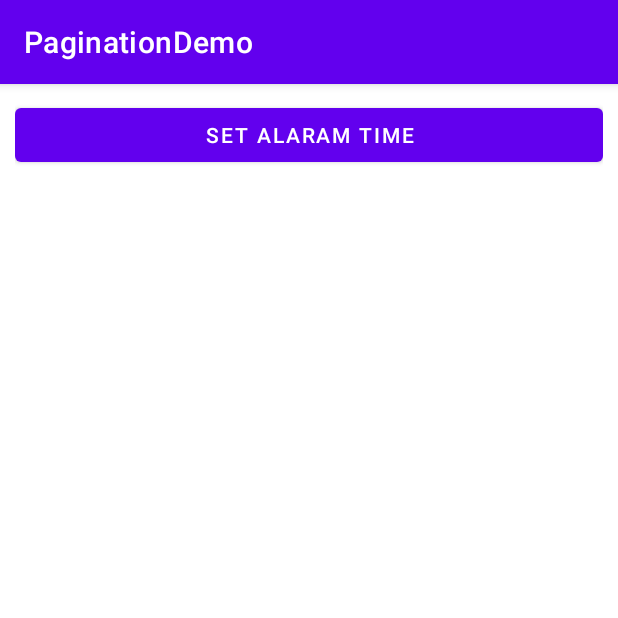
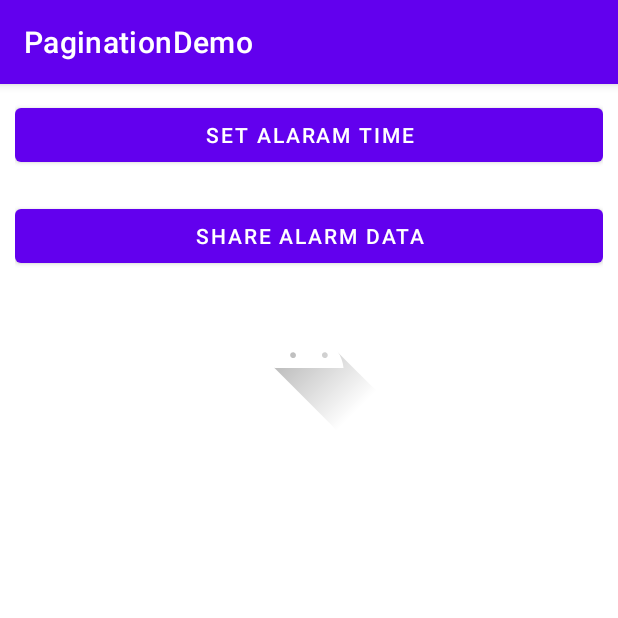
Before and after one commit to viraj112/PaginationDemo, an Android app: the screen it shows after launch (AlarmManagerActivity), on a phone screen of 412 x 824 dp, the top half of it. Run offline under Robolectric (Android 15) with nearby library versions, the phone set to English and light mode, and no system bars; our stand-ins replace Dagger/Hilt's generated code, data binding.

Commit message:
Share Intent

```diff
--- a/app/src/main/res/layout/activity_alarm_manager.xml
+++ b/app/src/main/res/layout/activity_alarm_manager.xml
@@ -20,6 +20,17 @@
             android:layout_width="fill_parent"
             android:layout_height="wrap_content"
             android:textColor="#000000" />
+        <Button
+            android:id="@+id/shareData"
+            android:layout_width="fill_parent"
+            android:layout_height="wrap_content"
+            android:text="Share Alarm Data" />
 
+        <ImageView
+            android:id="@+id/imgProfile"
+            android:layout_width="wrap_content"
+            android:layout_height="wrap_content"
+            android:src="@drawable/ic_launcher_foreground"
+            android:layout_gravity="center"/>
     </LinearLayout>
 </layout>
```
Also changed, not shown: app/src/main/java/com/neosoft/paginationdemo/alarmmanager/AlarmManagerActivity.kt (+22 -2 lines).
